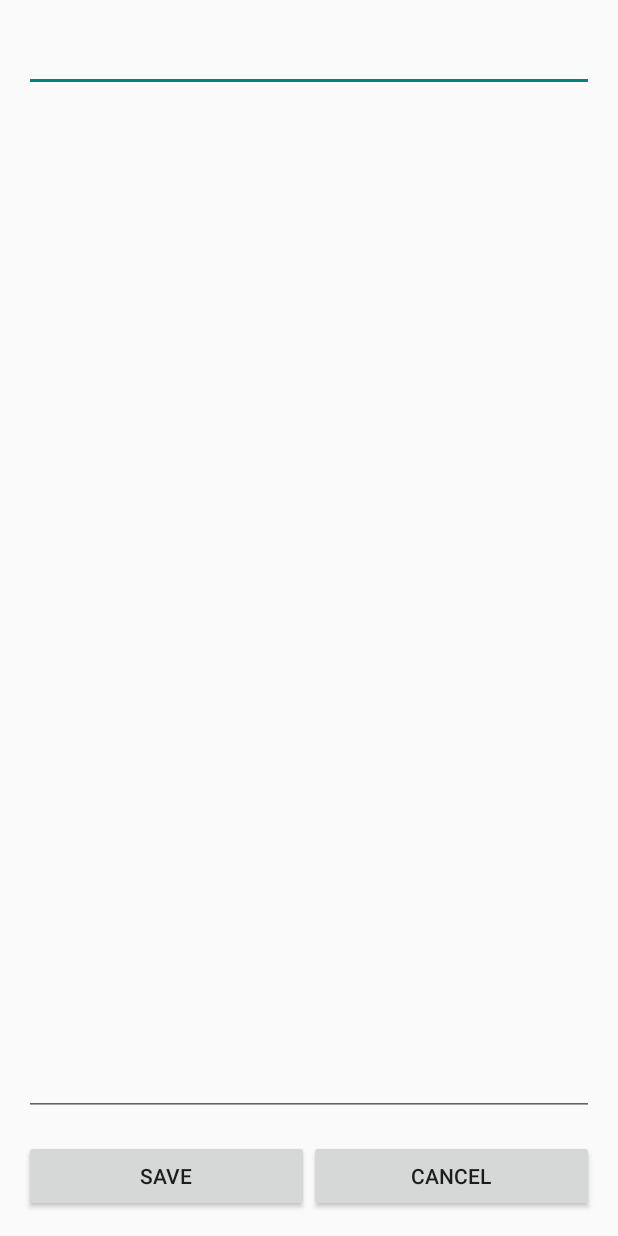
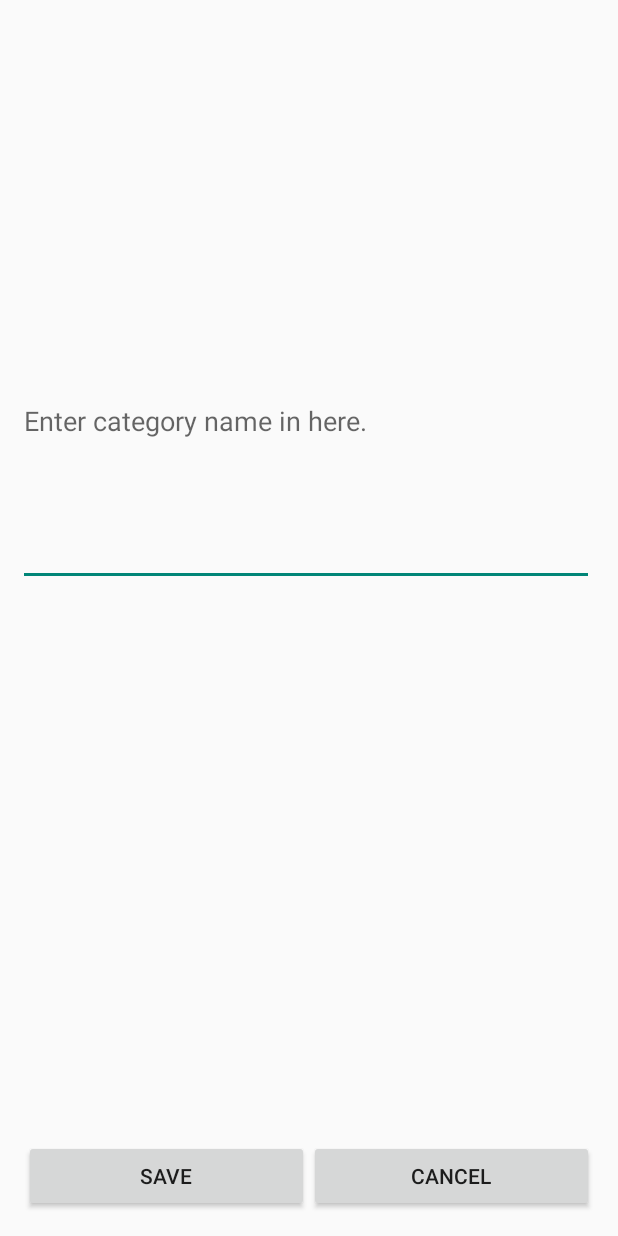
Before and after one commit to hungfq/moblie, an Android app: the AddEditCategoryActivity screen opened directly, with no data from a screen before it, on a phone screen of 412 x 824 dp. Run offline under Robolectric (Android 15) with nearby library versions, the phone set to English and light mode, and no system bars.

Commit message:
git add category success

```diff
--- a/app/src/main/AndroidManifest.xml
+++ b/app/src/main/AndroidManifest.xml
@@ -11,6 +11,12 @@
         android:roundIcon="@mipmap/ic_launcher_round"
         android:supportsRtl="true"
         android:theme="@style/Theme.Store">
+        <activity
+            android:name=".activity.AddEditProductActivity"
+            android:exported="false" />
+        <activity
+            android:name=".activity.AddProductActivity"
+            android:exported="false" />
         <activity
             android:name=".activity.AddEditCategoryActivity"
             android:exported="false" />
--- a/app/src/main/java/hcmute/edu/vn/store/activity/AddEditCategoryActivity.java
+++ b/app/src/main/java/hcmute/edu/vn/store/activity/AddEditCategoryActivity.java
@@ -8,6 +8,7 @@ import android.os.Bundle;
 import android.view.View;
 import android.widget.Button;
 import android.widget.EditText;
+import android.widget.TextView;
 import android.widget.Toast;
 
 import hcmute.edu.vn.store.R;
@@ -19,7 +20,7 @@ public class AddEditCategoryActivity extends AppCompatActivity {
     private static final int MODE_CREATE = 1;
     private static final int MODE_EDIT = 2;
 
-    private EditText textTitle;
+    private TextView textId;
     private EditText textContent;
     private Button buttonSave;
     private Button buttonCancel;
@@ -34,8 +35,8 @@ public class AddEditCategoryActivity extends AppCompatActivity {
         super.onCreate(savedInstanceState);
         setContentView(R.layout.activity_add_edit_category);
 
-        this.textTitle = (EditText)this.findViewById(R.id.editText_category_title);
-        this.textContent = (EditText)this.findViewById(R.id.editText_category_content);
+        this.textId = (TextView) this.findViewById(R.id.editText_category_id);
+        this.textContent = (EditText)this.findViewById(R.id.editText_category_name);
 
         this.buttonSave = (Button)findViewById(R.id.button_save);
         this.buttonCancel = (Button)findViewById(R.id.button_cancel);
@@ -57,7 +58,7 @@ public class AddEditCategoryActivity extends AppCompatActivity {
             this.mode = MODE_CREATE;
         } else  {
             this.mode = MODE_EDIT;
-            this.textTitle.setText(String.valueOf(categoryProduct.getiID()) );
+            this.textId.setText(String.valueOf(categoryProduct.getiID()) );
             this.textContent.setText(categoryProduct.getsName());
         }
 
@@ -67,10 +68,10 @@ public class AddEditCategoryActivity extends AppCompatActivity {
     public void buttonSaveClicked()  {
         DatabaseHandler db = new DatabaseHandler(this);
 
-        String title = this.textTitle.getText().toString();
+        String title = this.textId.getText().toString();
         String content = this.textContent.getText().toString();
 
-        if(title.equals("") || content.equals("")) {
+        if(content.equals("")) {
             Toast.makeText(getApplicationContext(),
                     "Please enter title & content", Toast.LENGTH_LONG).show();
             return;
--- a/app/src/main/java/hcmute/edu/vn/store/bean/Bill.java
+++ b/app/src/main/java/hcmute/edu/vn/store/bean/Bill.java
@@ -1,6 +1,8 @@
 package hcmute.edu.vn.store.bean;
 
-public class Bill {
+import java.io.Serializable;
+
+public class Bill implements Serializable {
     private int iID;
     private int iIDUser;
     private int iQuantity;
--- a/app/src/main/java/hcmute/edu/vn/store/bean/BillDetail.java
+++ b/app/src/main/java/hcmute/edu/vn/store/bean/BillDetail.java
@@ -1,6 +1,8 @@
 package hcmute.edu.vn.store.bean;
 
-public class BillDetail {
+import java.io.Serializable;
+
+public class BillDetail implements Serializable {
     private int iID;
     private int iIDBill;
     private int iIDProduct;
--- a/app/src/main/java/hcmute/edu/vn/store/bean/Cart.java
+++ b/app/src/main/java/hcmute/edu/vn/store/bean/Cart.java
@@ -1,6 +1,8 @@
 package hcmute.edu.vn.store.bean;
 
-public class Cart {
+import java.io.Serializable;
+
+public class Cart implements Serializable {
     private int iID;
     private int iIDProduct;
     private int iIDUser;
--- a/app/src/main/java/hcmute/edu/vn/store/bean/Product.java
+++ b/app/src/main/java/hcmute/edu/vn/store/bean/Product.java
@@ -1,8 +1,10 @@
 package hcmute.edu.vn.store.bean;
+
+import java.io.Serializable;
 
 import hcmute.edu.vn.store.db.DatabaseHandler;
 
-public class Product {
+public class Product implements Serializable {
     private int iID;
     private String sName;
     private int iIDCategory;
--- a/app/src/main/java/hcmute/edu/vn/store/bean/Role.java
+++ b/app/src/main/java/hcmute/edu/vn/store/bean/Role.java
@@ -1,8 +1,10 @@
 package hcmute.edu.vn.store.bean;
+
+import java.io.Serializable;
 
 import hcmute.edu.vn.store.db.DatabaseHandler;
 
-public class Role {
+public class Role implements Serializable {
     private int iID;
     private String sName;
 
--- a/app/src/main/java/hcmute/edu/vn/store/bean/User.java
+++ b/app/src/main/java/hcmute/edu/vn/store/bean/User.java
@@ -1,6 +1,8 @@
 package hcmute.edu.vn.store.bean;
 
-public class User {
+import java.io.Serializable;
+
+public class User implements Serializable {
     private int iID;
     private String sName;
     private String sEmail;
--- a/app/src/main/java/hcmute/edu/vn/store/db/DatabaseHandler.java
+++ b/app/src/main/java/hcmute/edu/vn/store/db/DatabaseHandler.java
@@ -124,6 +124,7 @@ public class DatabaseHandler extends SQLiteOpenHelper{
                 + ")";
 
         db.execSQL(CREATE_BILLDETAIL_TABLE);
+
     }
 
     // Upgrading database
--- a/app/src/main/res/layout/activity_add_edit_category.xml
+++ b/app/src/main/res/layout/activity_add_edit_category.xml
@@ -5,8 +5,8 @@
     android:layout_width="match_parent"
     android:layout_height="match_parent"
     tools:context=".activity.AddEditCategoryActivity">
-    <EditText
-        android:id="@+id/editText_category_title"
+    <TextView
+        android:id="@+id/editText_category_id"
         android:layout_width="0dp"
         android:layout_height="wrap_content"
         android:layout_marginStart="16dp"
@@ -16,26 +16,39 @@
         android:layout_marginRight="16dp"
         android:ems="10"
         android:inputType="textPersonName"
+        android:ellipsize="end"
+        android:maxLines="1"
         app:layout_constraintEnd_toEndOf="parent"
         app:layout_constraintStart_toStartOf="parent"
         app:layout_constraintTop_toTopOf="parent" />
 
     <EditText
-        android:id="@+id/editText_category_content"
-        android:layout_width="0dp"
-        android:layout_height="0dp"
+        android:id="@+id/editText_category_name"
+        android:layout_width="384dp"
+        android:layout_height="219dp"
+        android:layout_marginStart="12dp"
+        android:layout_marginTop="136dp"
+        android:ems="10"
+        android:hint="Enter category name in here."
+        android:inputType="textMultiLine"
+        app:layout_constraintStart_toStartOf="parent"
+        app:layout_constraintTop_toBottomOf="@+id/editText_category_id" />
+
+    <TextView
+        android:id="@+id/editText_space"
+        android:layout_width="362dp"
+        android:layout_height="161dp"
         android:layout_marginStart="16dp"
-        android:layout_marginLeft="16dp"
-        android:layout_marginTop="16dp"
         android:layout_marginEnd="16dp"
-        android:layout_marginRight="16dp"
-        android:layout_marginBottom="16dp"
+        android:ellipsize="end"
         android:ems="10"
-        android:inputType="textMultiLine"
+        android:maxLines="1"
         app:layout_constraintBottom_toTopOf="@+id/linearLayout3"
         app:layout_constraintEnd_toEndOf="parent"
+        app:layout_constraintHorizontal_bias="0.47"
         app:layout_constraintStart_toStartOf="parent"
-        app:layout_constraintTop_toBottomOf="@+id/editText_category_title" />
+        app:layout_constraintTop_toBottomOf="@+id/editText_category_name"
+        app:layout_constraintVertical_bias="0.474" />
 
     <LinearLayout
         android:id="@+id/linearLayout3"
```
Also changed, not shown: app/src/main/java/hcmute/edu/vn/store/activity/AddEditProductActivity.java (added, +16 -0 lines), app/src/main/java/hcmute/edu/vn/store/activity/AddProductActivity.java (added, +147 -0 lines), app/src/main/java/hcmute/edu/vn/store/fracment/ProfileFragment.java (+0 -9 lines), app/src/main/res/layout/activity_add_edit_product.xml (added, +128 -0 lines), app/src/main/res/layout/activity_add_product.xml (added, +23 -0 lines).
